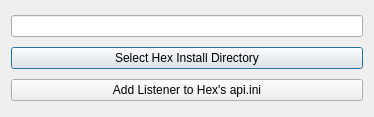
Above: GUI/setupAPI.ui from JeffHoogland/HexAPIStreamingTools before the change. Below: the same form after it.
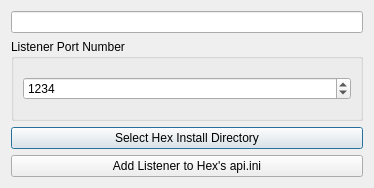
That is the form after the change.

Commit message: Made port number configurable

Diff of the .ui file:
```diff
--- a/GUI/setupAPI.ui
+++ b/GUI/setupAPI.ui
@@ -7,7 +7,7 @@
     <x>0</x>
     <y>0</y>
     <width>374</width>
-    <height>117</height>
+    <height>188</height>
    </rect>
   </property>
   <property name="windowTitle">
@@ -24,6 +24,28 @@
      </property>
     </widget>
    </item>
+   <item>
+    <widget class="QGroupBox" name="groupBox">
+     <property name="title">
+      <string>Listener Port Number</string>
+     </property>
+     <layout class="QVBoxLayout" name="verticalLayout_2">
+      <item>
+       <widget class="QSpinBox" name="portSpin">
+        <property name="minimum">
+         <number>1000</number>
+        </property>
+        <property name="maximum">
+         <number>10000</number>
+        </property>
+        <property name="value">
+         <number>1234</number>
+        </property>
+       </widget>
+      </item>
+     </layout>
+    </widget>
+   </item>
    <item>
     <widget class="QPushButton" name="selectAPIFileButton">
      <property name="text">
```
The commit also changes 4 other files.
